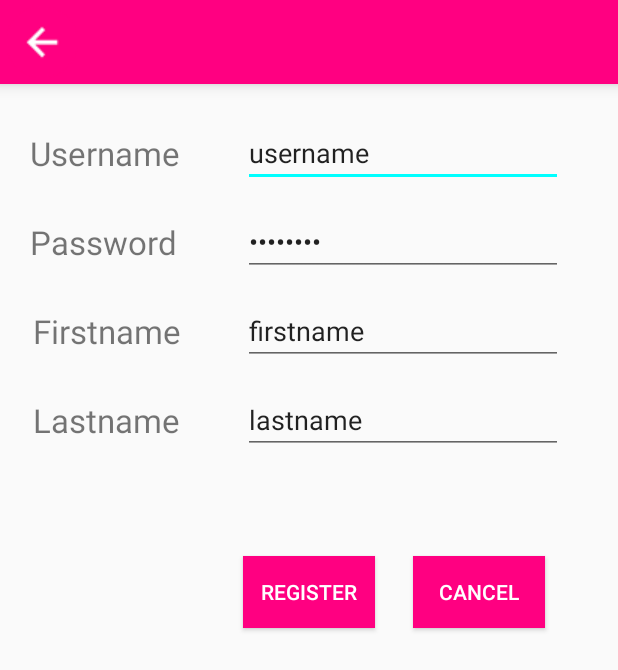
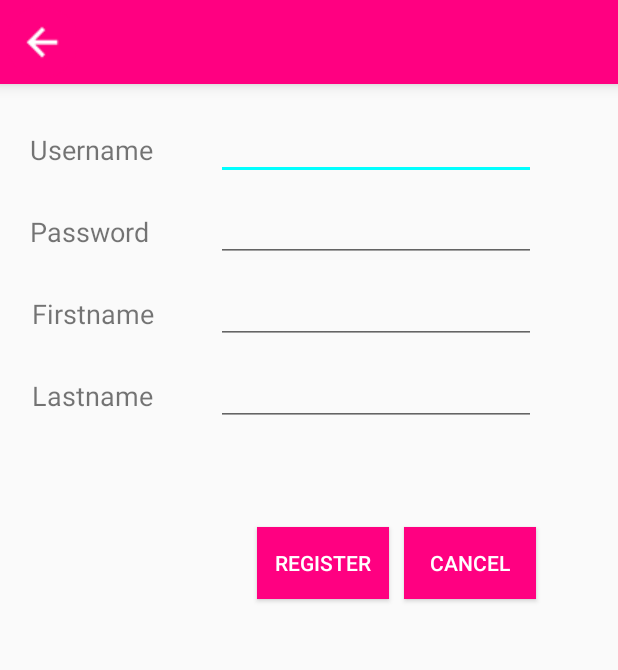
Before and after one commit to chinatip/Poly, an Android app: the AddUserActivity screen opened directly, with no data from a screen before it, on a phone screen of 412 x 824 dp. Shown: the top 670 px of the screen. Run offline under Robolectric (Android 15) with nearby library versions, the phone set to English and light mode, and no system bars.

Commit message:
Fix login problem

```diff
--- a/app/src/main/java/com/example/asus/blog/activities/AddUserActivity.java
+++ b/app/src/main/java/com/example/asus/blog/activities/AddUserActivity.java
@@ -4,6 +4,7 @@ import android.support.v7.app.AppCompatActivity;
 import android.os.Bundle;
 import android.support.v7.widget.Toolbar;
 import android.view.View;
+import android.widget.Button;
 import android.widget.EditText;
 
 import com.example.asus.blog.R;
@@ -17,6 +18,7 @@ import org.json.JSONException;
 
 public class AddUserActivity extends AppCompatActivity {
     private EditText username, password, firstname, lastname;
+    private Button register, cancel;
 
     @Override
     protected void onCreate(Bundle savedInstanceState) {
@@ -45,6 +47,23 @@ public class AddUserActivity extends AppCompatActivity {
         password = (EditText) findViewById(R.id.password);
         firstname = (EditText) findViewById(R.id.firstname);
         lastname = (EditText) findViewById(R.id.lastname);
+        register = (Button) findViewById(R.id.registerButton);
+        cancel = (Button) findViewById(R.id.cancelButton);
+
+        register.setOnClickListener(new View.OnClickListener() {
+            @Override
+            public void onClick(View v) {
+                save();
+                finish();
+            }
+        });
+
+        cancel.setOnClickListener(new View.OnClickListener() {
+            @Override
+            public void onClick(View v) {
+                finish();
+            }
+        });
     }
     private void save(){
         User user = new User(UserStorage.getCurrentID(),username.getText().toString(),password.getText().toString(),
--- a/app/src/main/java/com/example/asus/blog/activities/WelcomeActivity.java
+++ b/app/src/main/java/com/example/asus/blog/activities/WelcomeActivity.java
@@ -31,7 +31,7 @@ public class WelcomeActivity extends AppCompatActivity {
     protected void onCreate(Bundle savedInstanceState) {
         super.onCreate(savedInstanceState);
         setContentView(R.layout.activity_welcome);
-
+        initComponents();
     }
 
     public void initComponents() {
@@ -44,11 +44,11 @@ public class WelcomeActivity extends AppCompatActivity {
         logIn.setOnClickListener(new View.OnClickListener() {
             @Override
             public void onClick(View v) {
-                if(checkUser()) {
+                if (checkUser()) {
                     Intent intent = new Intent(WelcomeActivity.this, Main.class);
                     //intent.putExtra("user", getUser());
                     startActivity(intent);
-                } else{
+                } else {
                     username.setText("");
                     password.setText("");
                     Toast.makeText(WelcomeActivity.this, "Username or Password is incorrect",
--- a/app/src/main/res/layout/activity_add_user.xml
+++ b/app/src/main/res/layout/activity_add_user.xml
@@ -25,7 +25,7 @@
         android:layout_marginTop="22dp"
         android:layout_row="0"
         android:layout_column="1"
-        android:textSize="22dp"
+        android:textSize="18dp"
         android:layout_below="@+id/form1"
         android:layout_alignLeft="@+id/form1"
         android:layout_alignStart="@+id/form1"
@@ -36,7 +36,7 @@
         android:layout_height="wrap_content"
         android:text="Username"
         android:id="@+id/form1"
-        android:textSize="22dp"
+        android:textSize="18dp"
         android:layout_marginTop="31dp"
         android:layout_below="@+id/toolbar"
         android:layout_alignParentLeft="true"
@@ -51,7 +51,7 @@
         android:layout_height="wrap_content"
         android:text="Lastname"
         android:id="@+id/form4"
-        android:textSize="22dp"
+        android:textSize="18dp"
         android:layout_marginTop="22dp"
         android:layout_below="@+id/form3"
         android:layout_alignRight="@+id/form1"
@@ -66,7 +66,7 @@
         android:layout_height="wrap_content"
         android:text="Firstname"
         android:id="@+id/form3"
-        android:textSize="22dp"
+        android:textSize="18dp"
         android:layout_marginTop="22dp"
         android:layout_row="4"
         android:layout_column="0"
@@ -79,32 +79,32 @@
         android:layout_width="wrap_content"
         android:layout_height="wrap_content"
         android:id="@+id/username"
-        android:text="username"
         android:layout_marginLeft="42dp"
         android:layout_marginStart="42dp"
         android:layout_above="@+id/form2"
         android:layout_toRightOf="@+id/form1"
-        android:ems="10" />
+        android:ems="10"
+        android:layout_marginRight="20dp" />
 
     <EditText
         android:layout_width="wrap_content"
         android:layout_height="wrap_content"
         android:id="@+id/firstname"
-        android:text="firstname"
         android:layout_above="@+id/form4"
         android:layout_alignLeft="@+id/username"
         android:layout_alignStart="@+id/username"
-        android:ems="10"/>
+        android:ems="10"
+        android:layout_marginRight="20dp"/>
 
     <EditText
         android:layout_width="wrap_content"
         android:layout_height="wrap_content"
         android:id="@+id/lastname"
-        android:text="lastname"
         android:ems="10"
         android:layout_alignLeft="@+id/firstname"
         android:layout_alignStart="@+id/firstname"
-        android:layout_alignBottom="@+id/form4" />
+        android:layout_alignBottom="@+id/form4"
+        android:layout_marginRight="20dp"/>
 
     <EditText
         android:layout_width="wrap_content"
@@ -112,34 +112,34 @@
         android:inputType="textPassword"
         android:ems="10"
         android:id="@+id/password"
-        android:text="password"
         android:layout_above="@+id/form3"
         android:layout_alignLeft="@+id/firstname"
-        android:layout_alignStart="@+id/firstname" />
+        android:layout_alignStart="@+id/firstname"
+        android:layout_marginRight="20dp"/>
 
     <Button
         android:layout_width="wrap_content"
         android:layout_height="wrap_content"
         android:text="Register"
         android:id="@+id/registerButton"
-        android:layout_marginTop="68dp"
+        android:layout_marginTop="67dp"
         android:textColor="#ffffff"
         android:background="#FF0081"
         android:layout_below="@+id/lastname"
-        android:layout_alignLeft="@+id/lastname"
-        android:layout_alignStart="@+id/lastname" />
+        android:layout_toLeftOf="@+id/cancelButton"
+        android:layout_toStartOf="@+id/cancelButton"
+        android:layout_marginRight="10dp" />
 
     <Button
         android:layout_width="wrap_content"
         android:layout_height="wrap_content"
         android:text="Cancel"
-        android:id="@+id/CancelButton"
+        android:id="@+id/cancelButton"
         android:textColor="#ffffff"
         android:background="#FF0081"
         android:layout_alignTop="@+id/registerButton"
-        android:layout_toRightOf="@+id/registerButton"
-        android:layout_toEndOf="@+id/registerButton"
-        android:layout_marginLeft="25dp" />
+        android:layout_alignRight="@+id/lastname"
+        android:layout_alignEnd="@+id/lastname" />
 
 
 </RelativeLayout>
```
